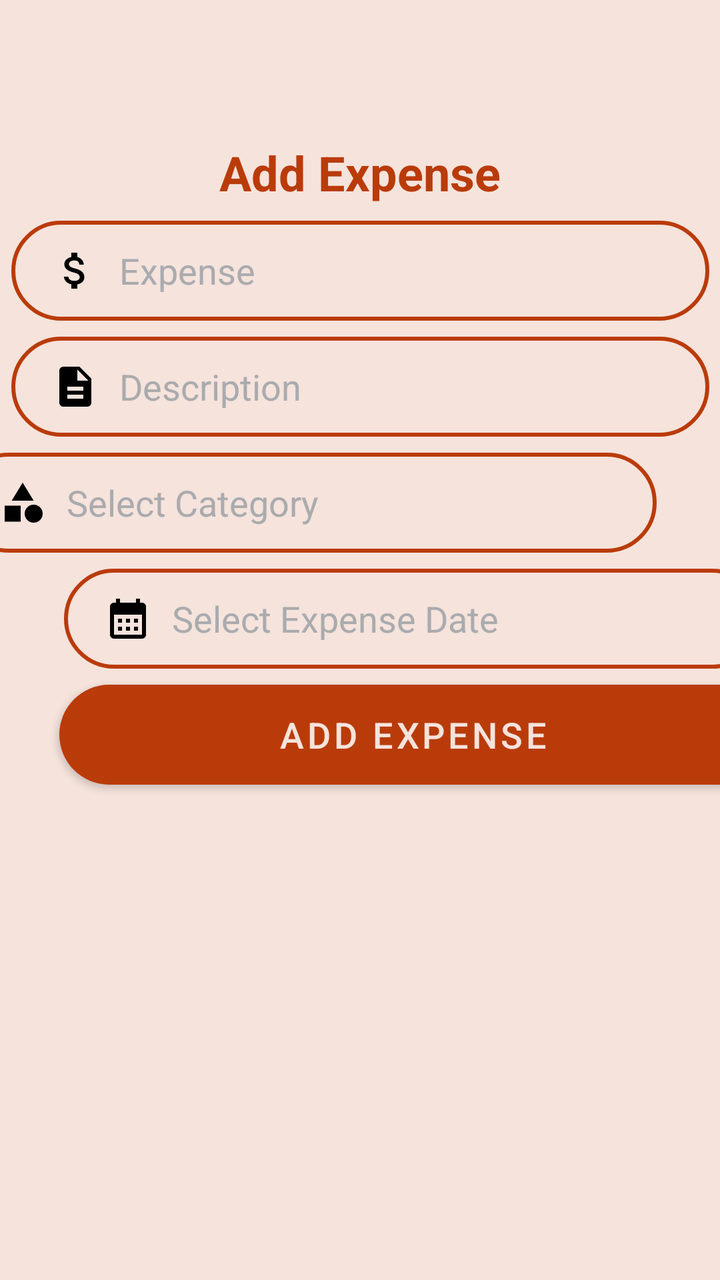
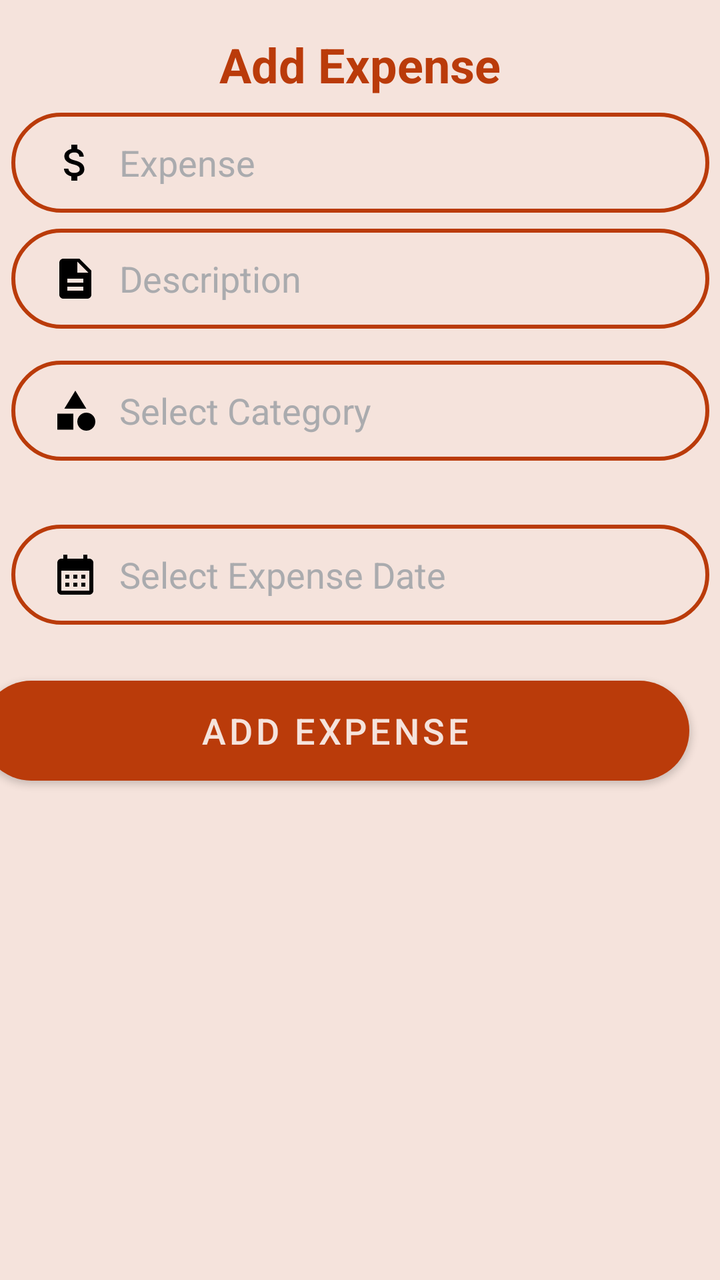

Two renders of the same Android screen: before a commit and after it. Below are the layout's source before the change and the commit's diff.
<!-- AndroidManifest.xml: application theme Theme.BudgetBuddy -->
<!-- res/layout/fragment_add_expense.xml -->
<?xml version="1.0" encoding="utf-8"?>
<androidx.constraintlayout.widget.ConstraintLayout xmlns:android="http://schemas.android.com/apk/res/android"
    xmlns:app="http://schemas.android.com/apk/res-auto"
    xmlns:tools="http://schemas.android.com/tools"
    android:layout_width="match_parent"
    android:layout_height="match_parent"
    android:background="@color/brown_100"
    tools:context=".ui.add_expense.ExpenseFragment">

    <EditText
        android:id="@+id/editTextCategory"
        android:layout_width="349dp"
        android:layout_height="50dp"
        android:layout_marginStart="32dp"
        android:layout_marginTop="8dp"
        android:layout_marginEnd="32dp"
        android:autofillHints=""
        android:background="@drawable/input_bg"
        android:drawableStart="@drawable/ic_menu_category"
        android:drawablePadding="10dp"
        android:ems="10"
        android:hint="Select Category"
        android:inputType="none"
        android:paddingStart="20dp"
        android:paddingTop="10dp"
        android:paddingEnd="10dp"
        android:paddingBottom="10dp"
        android:textColor="@color/red_700"
        android:textColorHint="@color/material_dynamic_neutral70"
        app:layout_constraintEnd_toEndOf="parent"
        app:layout_constraintHorizontal_bias="1.0"
        app:layout_constraintStart_toStartOf="parent"
        app:layout_constraintTop_toBottomOf="@+id/editTextExpenseDescription" />

    <androidx.recyclerview.widget.RecyclerView
        android:id="@+id/recyclerViewCategories"
        android:layout_width="0dp"
        android:layout_height="270dp"
        android:layout_marginStart="32dp"
        android:layout_marginTop="16dp"
        android:layout_marginEnd="32dp"
        android:background="@color/brown_100"
        android:orientation="horizontal"
        android:visibility="gone"
        app:layout_constraintEnd_toEndOf="parent"
        app:layout_constraintHorizontal_bias="0.0"
        app:layout_constraintStart_toStartOf="parent"
        app:layout_constraintTop_toBottomOf="@+id/btnAddExpense" />

    <TextView
        android:id="@+id/txtExpenseTitle"
        android:layout_width="wrap_content"
        android:layout_height="wrap_content"
        android:layout_marginTop="70dp"
        android:text="Add Expense"
        android:textColor="@color/red_200"
        android:textSize="24sp"
        android:textStyle="bold"
        app:layout_constraintEnd_toEndOf="parent"
        app:layout_constraintStart_toStartOf="parent"
        app:layout_constraintTop_toTopOf="parent" />

    <EditText
        android:id="@+id/editTextExpense"
        android:layout_width="349dp"
        android:layout_height="50dp"
        android:layout_marginStart="32dp"
        android:layout_marginTop="8dp"
        android:layout_marginEnd="32dp"
        android:autoText="true"
        android:autofillHints=""
        android:background="@drawable/input_bg"
        android:drawableStart="@drawable/baseline_attach_money_24"
        android:drawablePadding="10dp"
        android:ems="10"
        android:hint="Expense"
        android:inputType="number"
        android:paddingStart="20dp"
        android:paddingTop="10dp"
        android:paddingEnd="10dp"
        android:paddingBottom="10dp"
        android:textColor="@color/red_700"
        android:textColorHint="@color/material_dynamic_neutral70"
        app:layout_constraintEnd_toEndOf="parent"
        app:layout_constraintStart_toStartOf="parent"
        app:layout_constraintTop_toBottomOf="@+id/txtExpenseTitle"
        tools:ignore="Deprecated" />

    <EditText
        android:id="@+id/editTextExpenseDescription"
        android:layout_width="349dp"
        android:layout_height="50dp"
        android:layout_marginStart="32dp"
        android:layout_marginTop="8dp"
        android:layout_marginEnd="32dp"
        android:autoText="true"
        android:autofillHints=""
        android:background="@drawable/input_bg"
        android:drawableStart="@drawable/baseline_description_24"
        android:drawablePadding="10dp"
        android:ems="10"
        android:hint="Description"
        android:inputType="text"
        android:paddingStart="20dp"
        android:paddingTop="10dp"
        android:paddingEnd="10dp"
        android:paddingBottom="10dp"
        android:textColor="@color/red_700"
        android:textColorHint="@color/material_dynamic_neutral70"
        app:layout_constraintEnd_toEndOf="parent"
        app:layout_constraintStart_toStartOf="parent"
        app:layout_constraintTop_toBottomOf="@+id/editTextExpense"
        tools:ignore="Deprecated" />

    <EditText
        android:id="@+id/editTextExpenseDate"
        android:layout_width="349dp"
        android:layout_height="50dp"
        android:layout_marginStart="32dp"
        android:layout_marginTop="8dp"
        android:layout_marginEnd="32dp"
        android:autofillHints=""
        android:background="@drawable/input_bg"
        android:drawableStart="@drawable/baseline_calendar_month_24"
        android:drawablePadding="10dp"
        android:ems="10"
        android:hint="Select Expense Date"
        android:inputType="date"
        android:paddingStart="20dp"
        android:paddingTop="10dp"
        android:paddingEnd="10dp"
        android:paddingBottom="10dp"
        android:textColor="@color/red_700"
        android:textColorHint="@color/material_dynamic_neutral70"
        app:layout_constraintEnd_toEndOf="parent"
        app:layout_constraintHorizontal_bias="0.0"
        app:layout_constraintStart_toStartOf="parent"
        app:layout_constraintTop_toBottomOf="@+id/editTextCategory" />

    <Button
        android:id="@+id/btnAddExpense"
        android:layout_width="354dp"
        android:layout_height="50dp"
        android:layout_marginTop="8dp"
        android:background="@drawable/rounded_corner"
        android:text="Add Expense"
        android:textSize="18sp"
        app:layout_constraintEnd_toEndOf="@+id/editTextExpenseDate"
        app:layout_constraintHorizontal_bias="0.489"
        app:layout_constraintStart_toStartOf="@+id/editTextExpenseDate"
        app:layout_constraintTop_toBottomOf="@+id/editTextExpenseDate"
        tools:ignore="DuplicateSpeakableTextCheck,VisualLintButtonSize" />

</androidx.constraintlayout.widget.ConstraintLayout>
<!-- resources referenced by this layout -->
<resources>
  <color name="brown_100">#F5E3DC</color>
  <color name="red_200">#BA3B0A</color>
  <color name="red_700">#86042F</color>
  <!-- drawable baseline_calendar_month_24 (drawable) -->
  <vector android:height="24dp" android:tint="#000000"
      android:viewportHeight="24" android:viewportWidth="24"
      android:width="24dp" xmlns:android="http://schemas.android.com/apk/res/android">
      <path android:fillColor="@android:color/white" android:pathData="M19,4h-1V2h-2v2H8V2H6v2H5C3.89,4 3.01,4.9 3.01,6L3,20c0,1.1 0.89,2 2,2h14c1.1,0 2,-0.9 2,-2V6C21,4.9 20.1,4 19,4zM19,20H5V10h14V20zM9,14H7v-2h2V14zM13,14h-2v-2h2V14zM17,14h-2v-2h2V14zM9,18H7v-2h2V18zM13,18h-2v-2h2V18zM17,18h-2v-2h2V18z"/>
  </vector>
  <!-- drawable baseline_description_24 (drawable) -->
  <vector android:height="24dp" android:tint="#000000"
      android:viewportHeight="24" android:viewportWidth="24"
      android:width="24dp" xmlns:android="http://schemas.android.com/apk/res/android">
      <path android:fillColor="@android:color/white" android:pathData="M14,2L6,2c-1.1,0 -1.99,0.9 -1.99,2L4,20c0,1.1 0.89,2 1.99,2L18,22c1.1,0 2,-0.9 2,-2L20,8l-6,-6zM16,18L8,18v-2h8v2zM16,14L8,14v-2h8v2zM13,9L13,3.5L18.5,9L13,9z"/>
  </vector>
  <!-- drawable ic_menu_category (drawable) -->
  <vector android:height="24dp" android:tint="#000000"
      android:viewportHeight="24" android:viewportWidth="24"
      android:width="24dp" xmlns:android="http://schemas.android.com/apk/res/android">
      <path android:fillColor="@android:color/white" android:pathData="M12,2l-5.5,9h11z"/>
      <path android:fillColor="@android:color/white" android:pathData="M17.5,17.5m-4.5,0a4.5,4.5 0,1 1,9 0a4.5,4.5 0,1 1,-9 0"/>
      <path android:fillColor="@android:color/white" android:pathData="M3,13.5h8v8H3z"/>
  </vector>
  <!-- drawable input_bg (drawable) -->
  <?xml version="1.0" encoding="utf-8"?>
  <shape xmlns:android="http://schemas.android.com/apk/res/android">
      <stroke android:color="@color/red_200" android:width="2dp"/>
      <corners android:radius="70dp"/>
  
  
  </shape>
  <!-- drawable rounded_corner (drawable) -->
  <?xml version="1.0" encoding="utf-8"?>
  <shape  xmlns:android="http://schemas.android.com/apk/res/android">
  <corners android:radius="50dp"/>
      <solid android:color="@color/red_200" />
  </shape>
  <style name="Theme.BudgetBuddy" parent="Theme.MaterialComponents.DayNight.DarkActionBar">
          
          <item name="colorPrimary">@color/red_200</item>
          <item name="colorPrimaryVariant">@color/red_700</item>
          <item name="colorOnPrimary">@color/brown_100</item>
          
          <item name="colorSecondary">@color/brown_500</item>
          <item name="colorSecondaryVariant">@color/brown_700</item>
          <item name="colorOnSecondary">@color/light_brown</item>
          
          <item name="android:statusBarColor">?attr/colorPrimary</item>
          
          <item name="android:windowBackground">@color/red_200</item>
      </style>
  <color name="brown_500">#d5896c</color>
  <color name="brown_700">#B88572</color>
  <color name="light_brown">#FFF5ED</color>
  <!-- unchanged entries left out for length: 1 -->
</resources>

<!-- the commit's change to res/layout/fragment_add_expense.xml (unified diff, before → after) -->
@@ -1,25 +1,25 @@
 <?xml version="1.0" encoding="utf-8"?>
-<androidx.constraintlayout.widget.ConstraintLayout xmlns:android="http://schemas.android.com/apk/res/android"
+<androidx.constraintlayout.widget.ConstraintLayout
+    xmlns:android="http://schemas.android.com/apk/res/android"
     xmlns:app="http://schemas.android.com/apk/res-auto"
     xmlns:tools="http://schemas.android.com/tools"
     android:layout_width="match_parent"
     android:layout_height="match_parent"
     android:background="@color/brown_100"
     tools:context=".ui.add_expense.ExpenseFragment">
-
     <EditText
         android:id="@+id/editTextCategory"
         android:layout_width="349dp"
         android:layout_height="50dp"
         android:layout_marginStart="32dp"
-        android:layout_marginTop="8dp"
+        android:layout_marginTop="16dp"
         android:layout_marginEnd="32dp"
         android:autofillHints=""
         android:background="@drawable/input_bg"
         android:drawableStart="@drawable/ic_menu_category"
         android:drawablePadding="10dp"
         android:ems="10"
-        android:hint="Select Category"
+        android:hint="@string/select_category"
         android:inputType="none"
         android:paddingStart="20dp"
         android:paddingTop="10dp"
@@ -28,14 +28,13 @@
         android:textColor="@color/red_700"
         android:textColorHint="@color/material_dynamic_neutral70"
         app:layout_constraintEnd_toEndOf="parent"
-        app:layout_constraintHorizontal_bias="1.0"
         app:layout_constraintStart_toStartOf="parent"
         app:layout_constraintTop_toBottomOf="@+id/editTextExpenseDescription" />
 
     <androidx.recyclerview.widget.RecyclerView
         android:id="@+id/recyclerViewCategories"
         android:layout_width="0dp"
-        android:layout_height="270dp"
+        android:layout_height="wrap_content"
         android:layout_marginStart="32dp"
         android:layout_marginTop="16dp"
         android:layout_marginEnd="32dp"
@@ -47,12 +46,13 @@
         app:layout_constraintStart_toStartOf="parent"
         app:layout_constraintTop_toBottomOf="@+id/btnAddExpense" />
 
+
     <TextView
         android:id="@+id/txtExpenseTitle"
         android:layout_width="wrap_content"
         android:layout_height="wrap_content"
-        android:layout_marginTop="70dp"
-        android:text="Add Expense"
+        android:layout_marginTop="16dp"
+        android:text="@string/add_expense"
         android:textColor="@color/red_200"
         android:textSize="24sp"
         android:textStyle="bold"
@@ -73,7 +73,7 @@
         android:drawableStart="@drawable/baseline_attach_money_24"
         android:drawablePadding="10dp"
         android:ems="10"
-        android:hint="Expense"
+        android:hint="@string/expense"
         android:inputType="number"
         android:paddingStart="20dp"
         android:paddingTop="10dp"
@@ -99,7 +99,7 @@
         android:drawableStart="@drawable/baseline_description_24"
         android:drawablePadding="10dp"
         android:ems="10"
-        android:hint="Description"
+        android:hint="@string/description"
         android:inputType="text"
         android:paddingStart="20dp"
         android:paddingTop="10dp"
@@ -112,42 +112,47 @@
         app:layout_constraintTop_toBottomOf="@+id/editTextExpense"
         tools:ignore="Deprecated" />
 
+
     <EditText
         android:id="@+id/editTextExpenseDate"
         android:layout_width="349dp"
         android:layout_height="50dp"
-        android:layout_marginStart="32dp"
-        android:layout_marginTop="8dp"
-        android:layout_marginEnd="32dp"
+        android:layout_marginTop="32dp"
         android:autofillHints=""
         android:background="@drawable/input_bg"
         android:drawableStart="@drawable/baseline_calendar_month_24"
         android:drawablePadding="10dp"
         android:ems="10"
-        android:hint="Select Expense Date"
+        android:focusable="false"
+        android:hint="@string/select_expense_date"
         android:inputType="date"
         android:paddingStart="20dp"
         android:paddingTop="10dp"
         android:paddingEnd="10dp"
         android:paddingBottom="10dp"
         android:textColor="@color/red_700"
+
         android:textColorHint="@color/material_dynamic_neutral70"
+        app:layout_constraintBottom_toTopOf="@+id/btnAddExpense"
         app:layout_constraintEnd_toEndOf="parent"
-        app:layout_constraintHorizontal_bias="0.0"
         app:layout_constraintStart_toStartOf="parent"
-        app:layout_constraintTop_toBottomOf="@+id/editTextCategory" />
+        app:layout_constraintTop_toBottomOf="@+id/editTextCategory"
+        app:layout_constraintVertical_bias="0.144" />
 
     <Button
         android:id="@+id/btnAddExpense"
         android:layout_width="354dp"
         android:layout_height="50dp"
-        android:layout_marginTop="8dp"
+
+        android:layout_marginStart="67dp"
+        android:layout_marginTop="28dp"
+        android:layout_marginEnd="48dp"
         android:background="@drawable/rounded_corner"
-        android:text="Add Expense"
+        android:text="@string/add_expense"
         android:textSize="18sp"
-        app:layout_constraintEnd_toEndOf="@+id/editTextExpenseDate"
-        app:layout_constraintHorizontal_bias="0.489"
-        app:layout_constraintStart_toStartOf="@+id/editTextExpenseDate"
+        app:layout_constraintEnd_toEndOf="parent"
+        app:layout_constraintHorizontal_bias="0.706"
+        app:layout_constraintStart_toStartOf="parent"
         app:layout_constraintTop_toBottomOf="@+id/editTextExpenseDate"
         tools:ignore="DuplicateSpeakableTextCheck,VisualLintButtonSize" />
 
<!-- resource entries referenced after the edit -->
@@ -37,6 +37,11 @@
   <corners android:radius="50dp"/>
       <solid android:color="@color/red_200" />
   </shape>
+  <string name="add_expense">Add Expense</string>
+  <string name="description">Description</string>
+  <string name="expense">Expense</string>
+  <string name="select_category">Select Category</string>
+  <string name="select_expense_date">Select Expense Date</string>
   <style name="Theme.BudgetBuddy" parent="Theme.MaterialComponents.DayNight.DarkActionBar">
           
           <item name="colorPrimary">@color/red_200</item>
